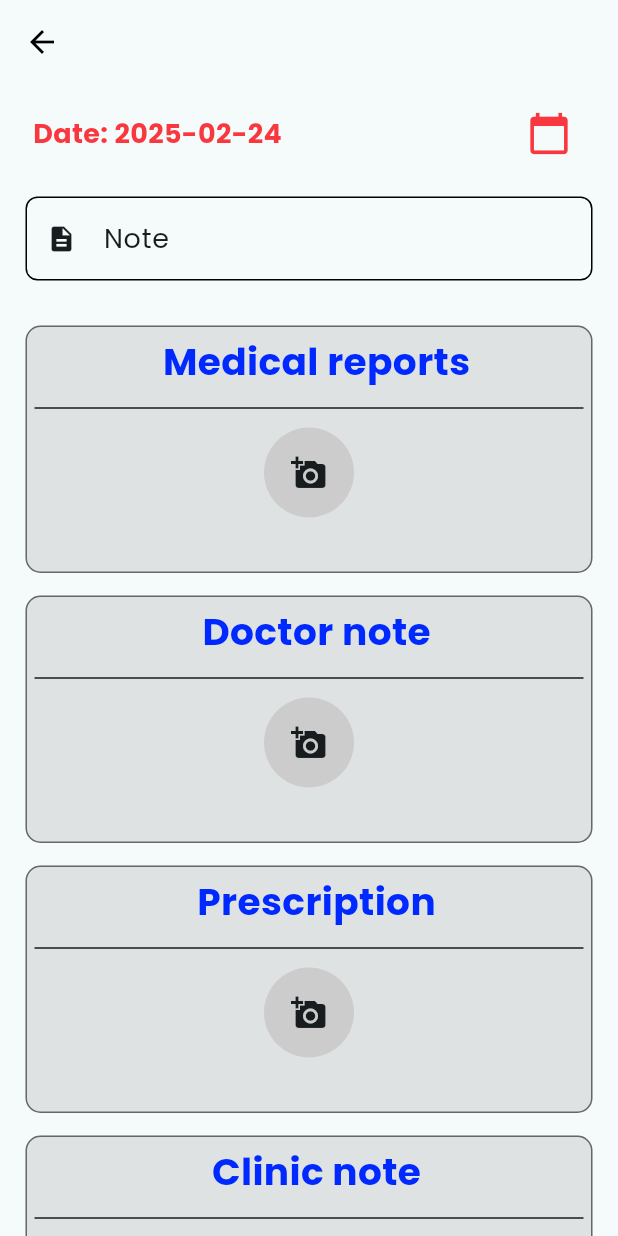
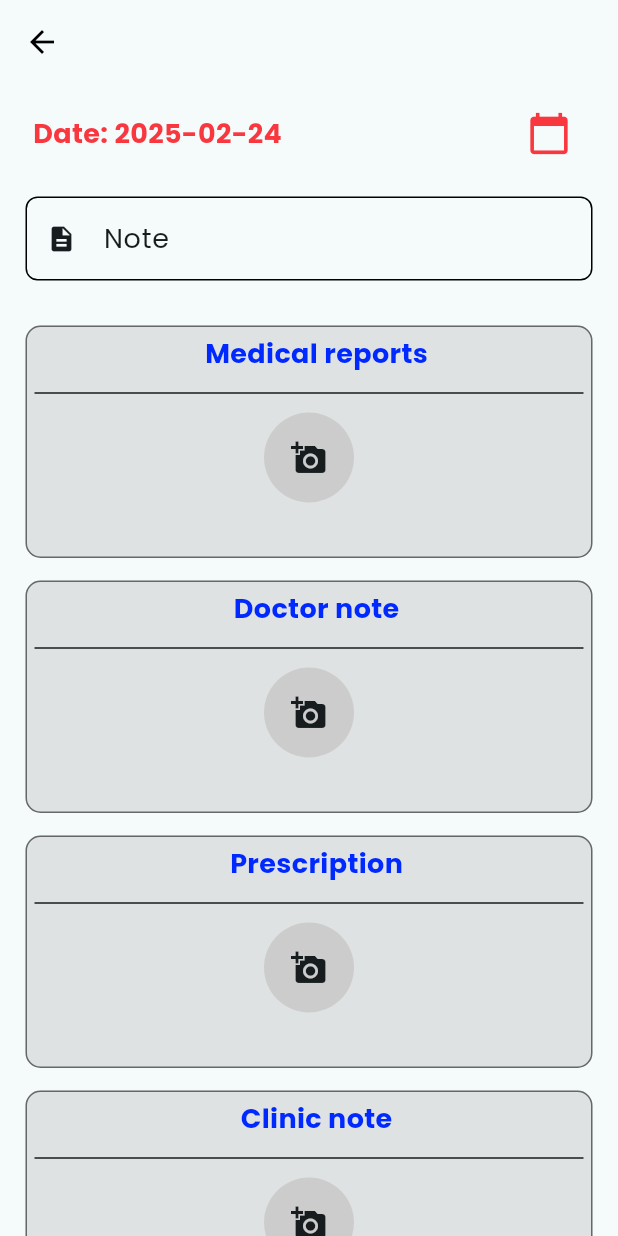
Before and after one commit to andriimobdev25/healthcare-app, a Flutter app: the AddHealthReport screen opened directly with empty values, on a phone screen of 412 x 824 dp. Run offline on Flutter 3.47's test engine with Material 3 defaults, Android fonts, the phone set to English and light mode, and no system bars; our stand-ins replace animate_do, cloud_firestore, firebase_auth, firebase_core, firebase_messaging, firebase_storage and 8 more; missing offline and left inert: google_mlkit_text_recognition; accounts and stored records are empty; network calls fail.

Commit message:
Reduce font size of title in SingleCategoryImageCard for improved readability

```diff
--- a/lib/widgets/single_category/single_category_image_card.dart
+++ b/lib/widgets/single_category/single_category_image_card.dart
@@ -53,7 +53,7 @@ class _SingleCategoryImageCardState extends State<SingleCategoryImageCard> {
                 Text(
                   widget.title,
                   style: TextStyle(
-                    fontSize: 25,
+                    fontSize: 18,
                     fontWeight: FontWeight.bold,
                     color: mainLandMarksColor,
                   ),
```
